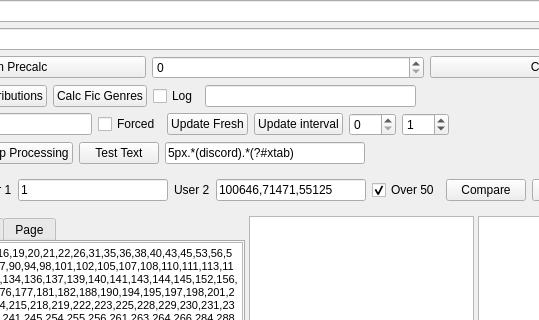
The window that UI/servitorwindow.ui (Zeks/flipper) describes before a commit, drawn with Qt 5; both pictures show x 444 to 983 and y 0 to 320 of the 1146 by 799 pixel window.
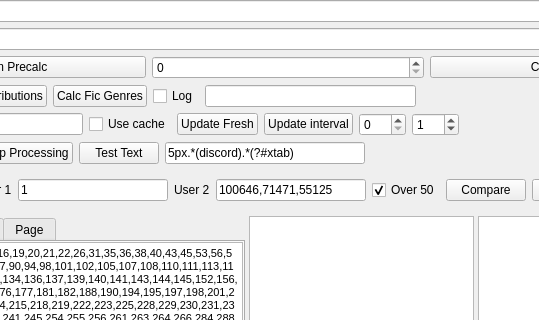
The same window after the commit.

```diff
--- a/UI/servitorwindow.ui
+++ b/UI/servitorwindow.ui
@@ -357,7 +357,7 @@
           <item>
            <widget class="QCheckBox" name="chkForcedLoad">
             <property name="text">
-             <string>Forced</string>
+             <string>Use cache</string>
             </property>
            </widget>
           </item>
```
Left out of the diff: 8 changed lines with no effect on the pictures.
